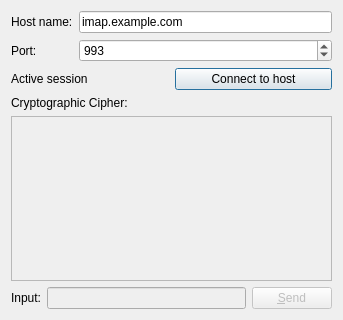
dmgerman/qtbase-token, file examples/network/securesocketclient/sslclient.ui: the form before one commit.
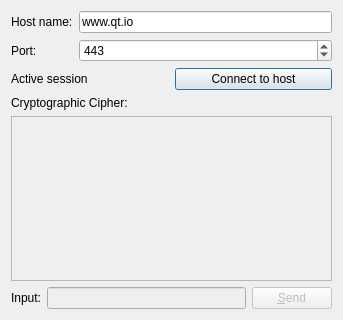
The form after the commit.

Commit message:
Use exising host / port for securesocketclient example

cregit: 68d4eec30b84009672103574aa4b09ef259a420a https://github.com/qt/qtbase/commit/68d4eec30b84009672103574aa4b09ef259a420a

What changed in the file:
```diff
--- a/examples/network/securesocketclient/sslclient.ui
+++ b/examples/network/securesocketclient/sslclient.ui
@@ -26,7 +26,7 @@
      <item row="0" column="1">
       <widget class="QLineEdit" name="hostNameEdit">
        <property name="text">
-        <string>imap.example.com</string>
+        <string>www.qt.io</string>
        </property>
       </widget>
      </item>
@@ -46,7 +46,7 @@
         <number>65535</number>
        </property>
        <property name="value">
-        <number>993</number>
+        <number>443</number>
        </property>
       </widget>
      </item>
```
